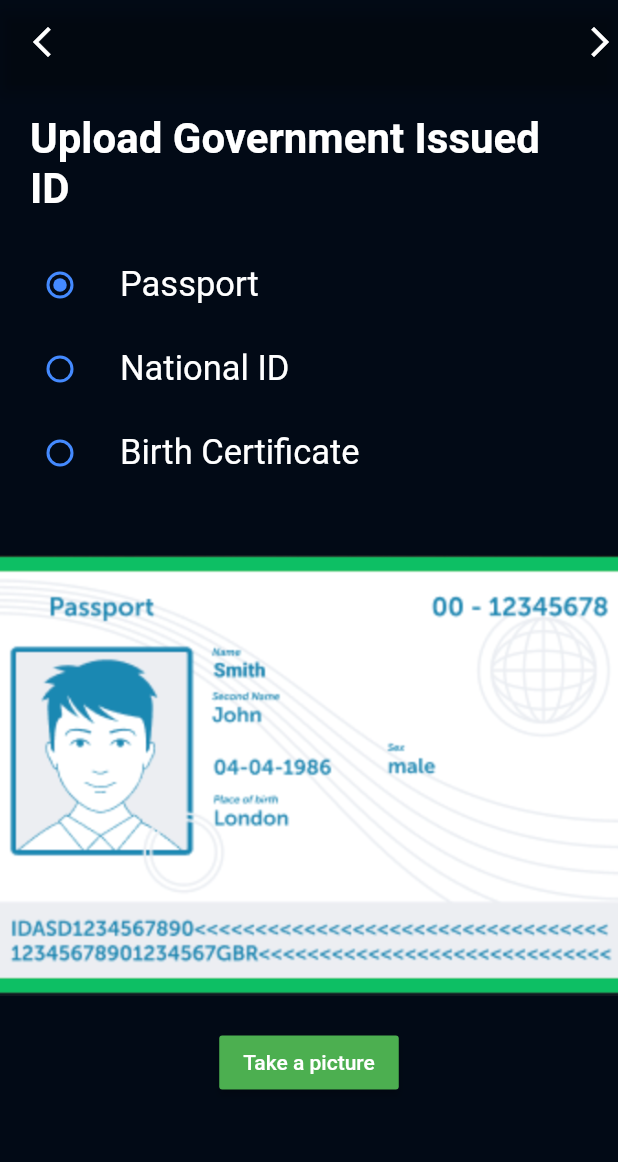
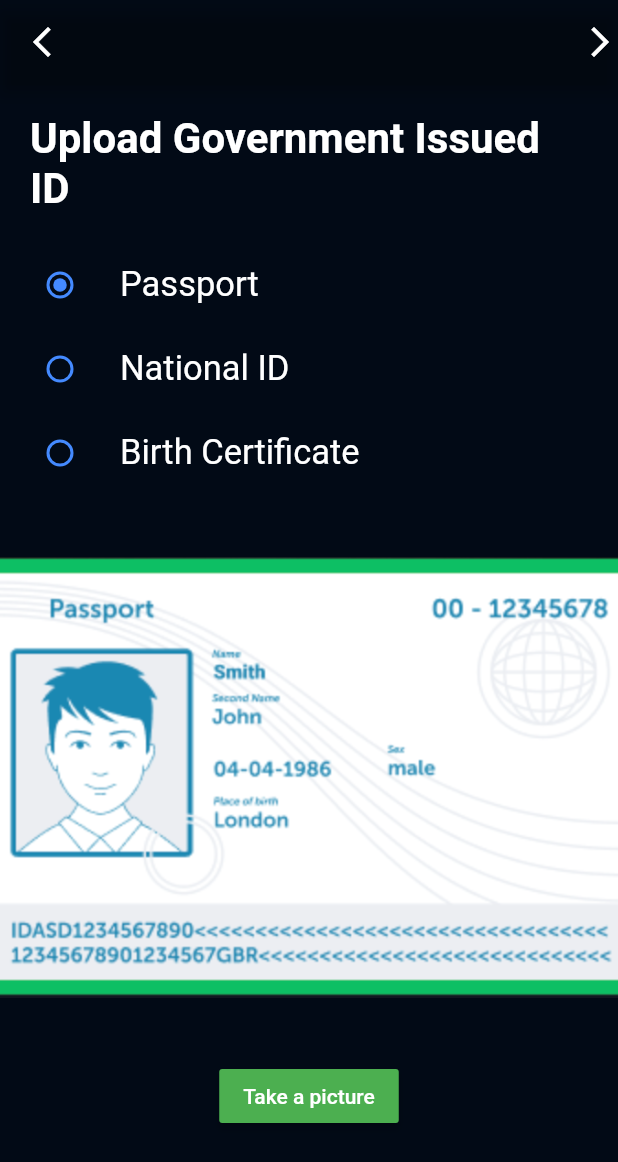
Before and after one commit to xuwudawei/Unified_System_Acess_MobileApp, a Flutter app: the DocumentScanningPage screen opened by its route, on a phone screen of 412 x 824 dp. Shown: the top 1162 px of the screen. Run offline on Flutter 3.47's test engine with Material 2 defaults, Android fonts, the phone set to English and light mode, and no system bars; our stand-ins replace animated_text_kit, email_validator, flutter_spinkit, google_nav_bar, hexcolor, image_cropper and 6 more; missing offline and left inert: country_state_city_picker, flutter_launcher_icons, particles_flutter.

Commit message:
updated ui

```diff
--- a/lib/routes/routes.dart
+++ b/lib/routes/routes.dart
@@ -5,6 +5,7 @@ import 'package:usa_app/screens/AccountRegistrationPages/personalInfoPage.dart';
 import 'package:usa_app/screens/AccountRegistrationPages/recordVideoPage.dart';
 import 'package:usa_app/screens/AccountRegistrationPages/register_account.dart';
 import 'package:usa_app/screens/AccountRegistrationPages/videoInstructionsPage.dart';
+import 'package:usa_app/screens/face_gesture_capturing_pages/camera_screen_page.dart';
 import 'package:usa_app/screens/home/main.dart';
 import 'package:usa_app/screens/initialScreens/landing_page.dart';
 import 'package:usa_app/screens/initialScreens/loading_screens.dart';
@@ -26,10 +27,10 @@ class RouteGenerator {
         return MaterialPageRoute(
           builder: (_) => LoadingScreen(),
         );
-      //change below to back to LandingPage
+      //change below to back to Landing Page, I have temporarily changed it to camera_screen_page
       case '/landingPage':
         return MaterialPageRoute(
-          builder: (_) => LandingPage(),
+          builder: (_) => CameraScreenPage(),
         );
       case '/landingPage/VerifyNumber':
         return MaterialPageRoute(
@@ -55,6 +56,10 @@ class RouteGenerator {
         return MaterialPageRoute(
           builder: (_) => VideoInstructionsPage(),
         );
+      case '/cameraScreenPage':
+        return MaterialPageRoute(
+          builder: (_) => CameraScreenPage(),
+        );
       case '/home/Main':
         return MaterialPageRoute(
           builder: (_) => MainPage(),
--- a/lib/screens/AccountRegistrationPages/documentScanningPage.dart
+++ b/lib/screens/AccountRegistrationPages/documentScanningPage.dart
@@ -26,8 +26,8 @@ class _DocumentScanningPageState extends State<DocumentScanningPage> {
     if (_selectedFile != null) {
       return Image.file(
         _selectedFile!,
-        width: 250,
-        height: 250,
+        width: MediaQuery.of(context).size.width / 1.1,
+        height: MediaQuery.of(context).size.width / 1.5,
         fit: BoxFit.cover,
       );
     } else {
@@ -194,13 +194,15 @@ class _DocumentScanningPageState extends State<DocumentScanningPage> {
                     },
                   ),
                 ),
-                SizedBox(
-                  height: 40,
+
+                Padding(
+                  padding: EdgeInsets.only(
+                    top: MediaQuery.of(context).size.width / 10,
+                    bottom: MediaQuery.of(context).size.width / 10,
+                  ),
+                  child: getImageWidget(),
                 ),
-                getImageWidget(),
-                SizedBox(
-                  height: 20,
-                ),
+
                 MaterialButton(
                   color: Colors.green,
                   child: Text(
--- a/lib/screens/AccountRegistrationPages/videoInstructionsPage.dart
+++ b/lib/screens/AccountRegistrationPages/videoInstructionsPage.dart
@@ -69,7 +69,7 @@ class _VideoInstructionsPageState extends State<VideoInstructionsPage> {
                   style: TextStyle(color: Colors.white),
                 ),
                 onPressed: () {
-                  Navigator.pushNamed(context, '/home/Main');
+                  Navigator.pushNamed(context, '/cameraScreenPage');
                 },
               ),
             ],
--- a/lib/screens/home/homePage.dart
+++ b/lib/screens/home/homePage.dart
@@ -59,6 +59,7 @@ class _HomePageState extends State<HomePage> {
 
   Widget _createSearchView() {
     return new Container(
+      padding: EdgeInsets.only(left: 10, right: 10),
       //decoration: BoxDecoration(border: Border.all(width: 1.0)),
       child: new TextField(
         controller: _searchview,
--- a/lib/screens/home/homePageProductTile.dart
+++ b/lib/screens/home/homePageProductTile.dart
@@ -61,7 +61,7 @@ class ProductTile extends StatelessWidget {
                   // ),
                 ),
                 Container(
-                  height: MediaQuery.of(context).size.height * 0.22,
+                  height: MediaQuery.of(context).size.height * 0.24,
                   width: MediaQuery.of(context).size.width / 1.07,
                   decoration: BoxDecoration(
                       boxShadow: [
--- a/lib/screens/initialScreens/landing_page.dart
+++ b/lib/screens/initialScreens/landing_page.dart
@@ -122,7 +122,7 @@ class _LandingPageState extends State<LandingPage> {
                         vertical: 20, horizontal: 20),
                     child: SlideAction(
                       text: "Swipe to proceed > > >",
-                      textStyle: TextStyle(fontSize: 20, color: Colors.white
+                      textStyle: TextStyle(fontSize: 17, color: Colors.white
                           //  HexColor('#68451d'),
                           ),
                       //sliderButtonIconPadding: 8,
--- a/lib/screens/verifyNumberScreen/verify_number_screen.dart
+++ b/lib/screens/verifyNumberScreen/verify_number_screen.dart
@@ -105,7 +105,7 @@ class _VerifyNumberPageState extends State<VerifyNumberPage> {
                   child: SlideAction(
                     text: " Swipe to receive OTP >>>",
                     textStyle: TextStyle(
-                      fontSize: 19,
+                      fontSize: 17,
                       color: Colors.white,
                     ),
                     //sliderButtonIconPadding: 8,
--- a/pubspec.yaml
+++ b/pubspec.yaml
@@ -55,6 +55,10 @@ dependencies:
   video_player: ^2.2.10
   line_icons: ^2.0.0
   google_nav_bar: ^5.0.5
+  camera: ^0.9.4+5
+  image: ^3.1.0
+
+
 
 
 
```
Also changed, not shown: lib/screens/AccountRegistrationPages/register_account.dart (+8 -0 lines), lib/screens/face_gesture_capturing_pages/camera_screen_page.dart (added, +17 -0 lines), lib/screens/verifyNumberScreen/otp_verification_page.dart (+22 -1 lines), pubspec.lock, 2 other files.
